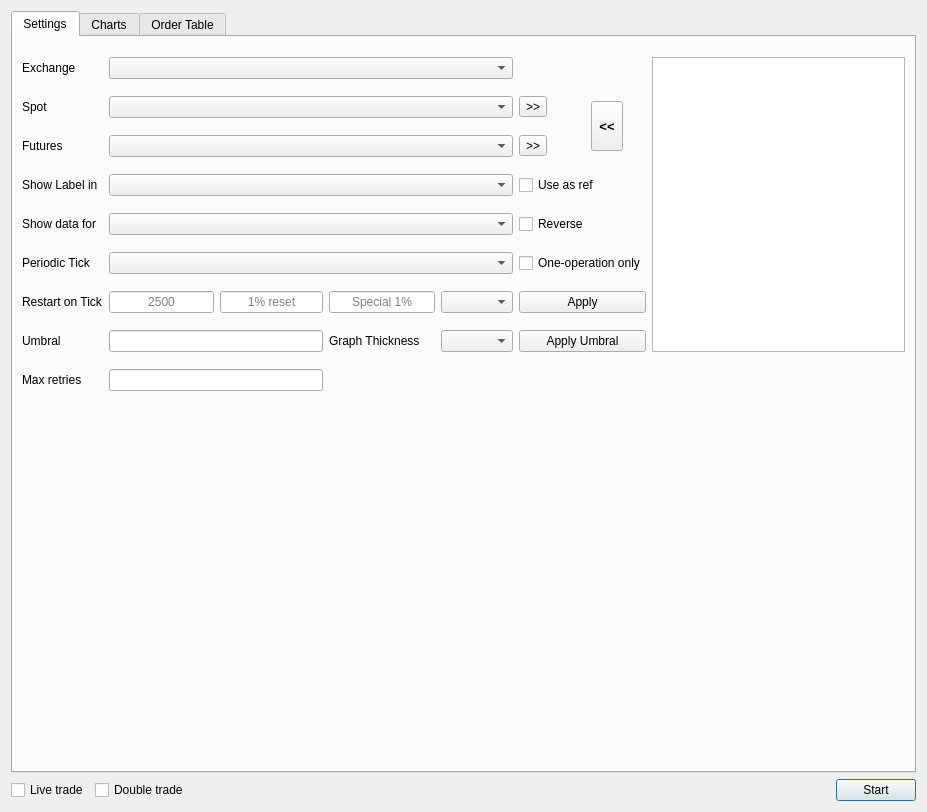
The window that ui/maindialog.ui (iamOgunyinka/octo-broccoli) describes before a commit, drawn with Qt 5.
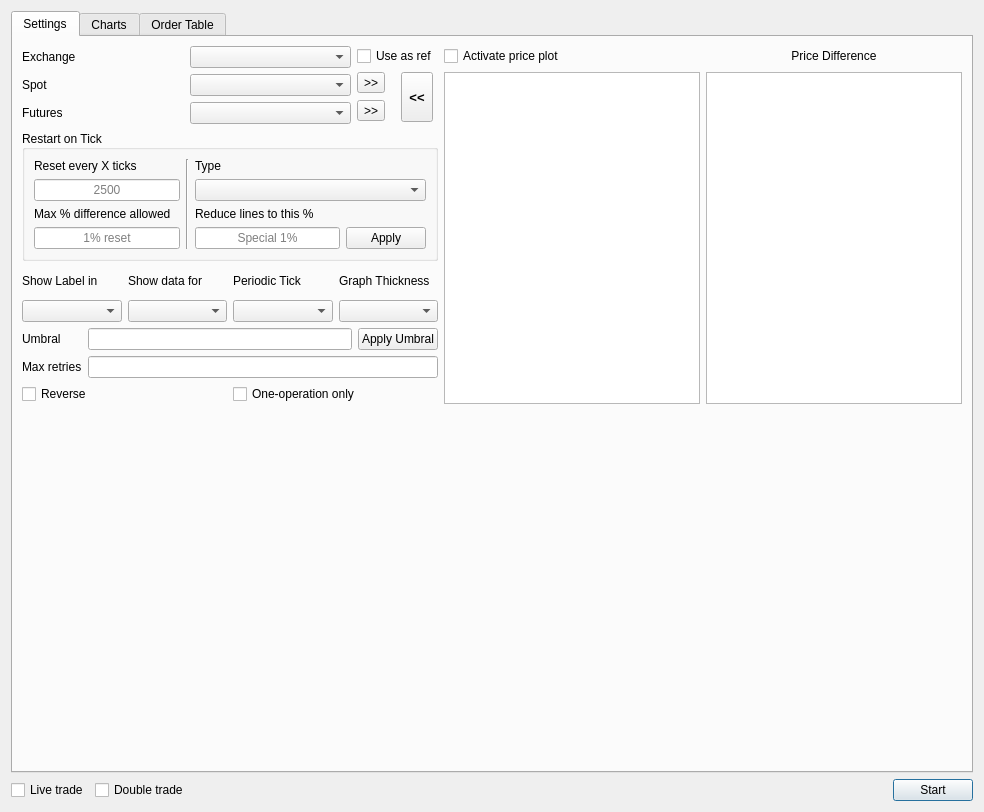
The same window after the commit. The open tabs and pages were chosen to show the change. Custom widgets are drawn as their Qt base class.

Commit message: CS-3 Complete UI changes

Diff of the .ui file:
```diff
--- a/ui/maindialog.ui
+++ b/ui/maindialog.ui
@@ -6,7 +6,7 @@
    <rect>
     <x>0</x>
     <y>0</y>
-    <width>927</width>
+    <width>984</width>
     <height>812</height>
    </rect>
   </property>
@@ -57,106 +57,40 @@
       <attribute name="title">
        <string>Settings</string>
       </attribute>
-      <layout class="QVBoxLayout" name="verticalLayout_3">
+      <layout class="QVBoxLayout" name="verticalLayout_5">
        <item>
-        <widget class="QSplitter" name="splitter_2">
-         <property name="orientation">
-          <enum>Qt::Vertical</enum>
-         </property>
-         <widget class="QWidget" name="layoutWidget">
-          <layout class="QGridLayout" name="gridLayout">
-           <item row="5" column="0">
-            <widget class="QLabel" name="label_5">
+        <layout class="QHBoxLayout" name="horizontalLayout_2">
+         <item>
+          <layout class="QVBoxLayout" name="verticalLayout_4">
+           <item>
+            <layout class="QGridLayout" name="gridLayout_6">
+             <item row="0" column="0">
+              <widget class="QLabel" name="label_8">
              <property name="text">
-              <string>Periodic Tick</string>
+                <string>Exchange</string>
              </property>
             </widget>
            </item>
-           <item row="6" column="5" colspan="2">
-            <widget class="QComboBox" name="restartTickCombo"/>
-           </item>
-           <item row="8" column="0">
-            <widget class="QLabel" name="label_10">
-             <property name="text">
-              <string>Max retries</string>
-             </property>
-            </widget>
-           </item>
-           <item row="0" column="1" colspan="6">
+             <item row="0" column="1">
             <widget class="QComboBox" name="exchangeCombo"/>
            </item>
-           <item row="6" column="4">
-            <widget class="QLineEdit" name="specialLine">
-             <property name="alignment">
-              <set>Qt::AlignCenter</set>
-             </property>
-             <property name="placeholderText">
-              <string>Special 1%</string>
-             </property>
-            </widget>
-           </item>
-           <item row="6" column="7" colspan="2">
-            <widget class="QPushButton" name="applySpecialButton">
-             <property name="text">
-              <string>Apply</string>
-             </property>
-            </widget>
-           </item>
-           <item row="4" column="1" colspan="6">
-            <widget class="QComboBox" name="selectionCombo"/>
-           </item>
-           <item row="0" column="10" rowspan="8">
-            <widget class="QListWidget" name="tokenListWidget"/>
-           </item>
-           <item row="6" column="0">
-            <widget class="QLabel" name="label_6">
-             <property name="text">
-              <string>Restart on Tick</string>
-             </property>
-            </widget>
-           </item>
-           <item row="1" column="7">
-            <widget class="QToolButton" name="spotNextButton">
-             <property name="text">
-              <string>&gt;&gt;</string>
-             </property>
-            </widget>
-           </item>
-           <item row="3" column="7" colspan="2">
+             <item row="0" column="2" rowspan="3">
+              <layout class="QGridLayout" name="gridLayout">
+               <item row="0" column="0" colspan="2">
             <widget class="QCheckBox" name="refCheckBox">
              <property name="text">
               <string>Use as ref</string>
              </property>
             </widget>
            </item>
-           <item row="7" column="1" colspan="3">
-            <widget class="QLineEdit" name="umbralLine">
-             <property name="alignment">
-              <set>Qt::AlignCenter</set>
-             </property>
-            </widget>
-           </item>
-           <item row="5" column="1" colspan="6">
-            <widget class="QComboBox" name="timerTickCombo"/>
-           </item>
-           <item row="4" column="7" colspan="2">
-            <widget class="QCheckBox" name="reverseCheckBox">
+               <item row="1" column="0">
+                <widget class="QToolButton" name="spotNextButton">
              <property name="text">
-              <string>Reverse</string>
+                  <string>&gt;&gt;</string>
              </property>
             </widget>
            </item>
-           <item row="6" column="1">
-            <widget class="QLineEdit" name="restartTickLine">
-             <property name="alignment">
-              <set>Qt::AlignCenter</set>
-             </property>
-             <property name="placeholderText">
-              <string>2500</string>
-             </property>
-            </widget>
-           </item>
-           <item row="1" column="8" rowspan="2">
+               <item row="1" column="1" rowspan="2">
             <widget class="QToolButton" name="spotPrevButton">
              <property name="minimumSize">
               <size>
@@ -175,30 +109,32 @@
              </property>
             </widget>
            </item>
-           <item row="0" column="0">
-            <widget class="QLabel" name="label_8">
+               <item row="2" column="0">
+                <widget class="QToolButton" name="futuresNextButton">
              <property name="text">
-              <string>Exchange</string>
+                  <string>&gt;&gt;</string>
              </property>
             </widget>
            </item>
-           <item row="4" column="0">
-            <widget class="QLabel" name="label_4">
+              </layout>
+             </item>
+             <item row="1" column="0">
+              <widget class="QLabel" name="label">
              <property name="text">
-              <string>Show data for</string>
+                <string>Spot</string>
              </property>
             </widget>
            </item>
-           <item row="7" column="0">
-            <widget class="QLabel" name="label_7">
-             <property name="text">
-              <string>Umbral</string>
+             <item row="1" column="1">
+              <widget class="QComboBox" name="spotCombo">
+               <property name="minimumSize">
+                <size>
+                 <width>150</width>
+                 <height>0</height>
+                </size>
              </property>
             </widget>
            </item>
-           <item row="3" column="1" colspan="6">
-            <widget class="QComboBox" name="legendPositionCombo"/>
-           </item>
            <item row="2" column="0">
             <widget class="QLabel" name="label_2">
              <property name="text">
@@ -206,14 +142,48 @@
              </property>
             </widget>
            </item>
-           <item row="7" column="4">
-            <widget class="QLabel" name="label_9">
+             <item row="2" column="1">
+              <widget class="QComboBox" name="futuresCombo">
+               <property name="minimumSize">
+                <size>
+                 <width>150</width>
+                 <height>0</height>
+                </size>
+               </property>
+              </widget>
+             </item>
+            </layout>
+           </item>
+           <item>
+            <widget class="QGroupBox" name="groupBox">
+             <property name="title">
+              <string>Restart on Tick</string>
+             </property>
+             <property name="alignment">
+              <set>Qt::AlignLeading|Qt::AlignLeft|Qt::AlignVCenter</set>
+             </property>
+             <layout class="QGridLayout" name="gridLayout_3">
+              <item row="2" column="0">
+               <widget class="QLabel" name="label_11">
              <property name="text">
-              <string>Graph Thickness</string>
-             </property>
-            </widget>
-           </item>
-           <item row="6" column="2" colspan="2">
+                 <string>Max % difference allowed</string>
+                </property>
+                <property name="alignment">
+                 <set>Qt::AlignLeading|Qt::AlignLeft|Qt::AlignVCenter</set>
+                </property>
+               </widget>
+              </item>
+              <item row="2" column="2">
+               <widget class="QLabel" name="label_12">
+                <property name="text">
+                 <string>Reduce lines to this %</string>
+                </property>
+                <property name="alignment">
+                 <set>Qt::AlignLeading|Qt::AlignLeft|Qt::AlignVCenter</set>
+                </property>
+               </widget>
+              </item>
+              <item row="3" column="0">
             <widget class="QLineEdit" name="resetPercentageLine">
              <property name="alignment">
               <set>Qt::AlignCenter</set>
@@ -223,74 +193,201 @@
              </property>
             </widget>
            </item>
-           <item row="1" column="1" colspan="6">
-            <widget class="QComboBox" name="spotCombo">
-             <property name="minimumSize">
-              <size>
-               <width>150</width>
-               <height>0</height>
-              </size>
-             </property>
-            </widget>
-           </item>
-           <item row="7" column="7" colspan="2">
+              <item row="0" column="2" colspan="2">
+               <widget class="QLabel" name="label_13">
+                <property name="text">
+                 <string>Type</string>
+                </property>
+                <property name="alignment">
+                 <set>Qt::AlignLeading|Qt::AlignLeft|Qt::AlignVCenter</set>
+                </property>
+               </widget>
+              </item>
+              <item row="1" column="0">
+               <widget class="QLineEdit" name="restartTickLine">
+                <property name="alignment">
+                 <set>Qt::AlignCenter</set>
+                </property>
+                <property name="placeholderText">
+                 <string>2500</string>
+                </property>
+               </widget>
+              </item>
+              <item row="3" column="2">
+               <widget class="QLineEdit" name="specialLine">
+                <property name="alignment">
+                 <set>Qt::AlignCenter</set>
+                </property>
+                <property name="placeholderText">
+                 <string>Special 1%</string>
+                </property>
+               </widget>
+              </item>
+              <item row="3" column="3">
+               <widget class="QPushButton" name="applySpecialButton">
+                <property name="text">
+                 <string>Apply</string>
+                </property>
+               </widget>
+              </item>
+              <item row="0" column="0">
+               <widget class="QLabel" name="label_6">
+                <property name="text">
+                 <string>Reset every X ticks</string>
+                </property>
+                <property name="alignment">
+                 <set>Qt::AlignLeading|Qt::AlignLeft|Qt::AlignVCenter</set>
+                </property>
+               </widget>
+              </item>
+              <item row="0" column="1" rowspan="4">
+               <widget class="Line" name="line_2">
+                <property name="orientation">
+                 <enum>Qt::Vertical</enum>
+                </property>
+               </widget>
+              </item>
+              <item row="1" column="2" colspan="2">
+               <widget class="QComboBox" name="restartTickCombo"/>
+              </item>
+             </layout>
+            </widget>
+           </item>
+           <item>
+            <layout class="QGridLayout" name="gridLayout_4">
+             <item row="0" column="0">
+              <widget class="QLabel" name="label_3">
+               <property name="text">
+                <string>Show Label in</string>
+               </property>
+              </widget>
+             </item>
+             <item row="0" column="1">
+              <widget class="QLabel" name="label_4">
+               <property name="text">
+                <string>Show data for</string>
+               </property>
+              </widget>
+             </item>
+             <item row="0" column="2">
+              <widget class="QLabel" name="label_5">
+               <property name="text">
+                <string>Periodic Tick</string>
+               </property>
+              </widget>
+             </item>
+             <item row="0" column="3">
+              <widget class="QLabel" name="label_9">
+               <property name="text">
+                <string>Graph Thickness</string>
+               </property>
+              </widget>
+             </item>
+             <item row="1" column="0">
+              <widget class="QComboBox" name="legendPositionCombo"/>
+             </item>
+             <item row="1" column="1">
+              <widget class="QComboBox" name="selectionCombo"/>
+             </item>
+             <item row="1" column="2">
+              <widget class="QComboBox" name="timerTickCombo"/>
+             </item>
+             <item row="1" column="3">
+              <widget class="QComboBox" name="graphThicknessCombo"/>
+             </item>
+            </layout>
+           </item>
+           <item>
+            <layout class="QVBoxLayout" name="verticalLayout_3">
+             <item>
+              <layout class="QGridLayout" name="gridLayout_5">
+               <item row="0" column="0">
+                <widget class="QLabel" name="label_7">
+                 <property name="text">
+                  <string>Umbral</string>
+                 </property>
+                </widget>
+               </item>
+               <item row="0" column="1">
+                <widget class="QLineEdit" name="umbralLine">
+                 <property name="alignment">
+                  <set>Qt::AlignCenter</set>
+                 </property>
+                </widget>
+               </item>
+               <item row="0" column="2">
             <widget class="QPushButton" name="applyUmbralButton">
              <property name="text">
               <string>Apply Umbral</string>
              </property>
             </widget>
            </item>
-           <item row="2" column="7">
-            <widget class="QToolButton" name="futuresNextButton">
+               <item row="1" column="0">
+                <widget class="QLabel" name="label_10">
              <property name="text">
-              <string>&gt;&gt;</string>
+                  <string>Max retries</string>
              </property>
             </widget>
            </item>
-           <item row="5" column="7" colspan="2">
+               <item row="1" column="1" colspan="2">
+                <widget class="QLineEdit" name="maxRetriesLine">
+                 <property name="alignment">
+                  <set>Qt::AlignCenter</set>
+                 </property>
+                </widget>
+               </item>
+              </layout>
+             </item>
+             <item>
+              <layout class="QHBoxLayout" name="horizontalLayout">
+               <item>
+                <widget class="QCheckBox" name="reverseCheckBox">
+                 <property name="text">
+                  <string>Reverse</string>
+                 </property>
+                </widget>
+               </item>
+               <item>
             <widget class="QCheckBox" name="oneOpCheckBox">
              <property name="text">
               <string>One-operation only</string>
              </property>
             </widget>
            </item>
-           <item row="8" column="1" colspan="3">
-            <widget class="QLineEdit" name="maxRetriesLine">
+              </layout>
+             </item>
+            </layout>
+           </item>
+          </layout>
+         </item>
+         <item>
+          <layout class="QGridLayout" name="gridLayout_7">
+           <item row="0" column="0">
+            <widget class="QCheckBox" name="activatePriceDiffCheckbox">
+             <property name="text">
+              <string>Activate price plot</string>
+             </property>
+            </widget>
+           </item>
+           <item row="0" column="1">
+            <widget class="QLabel" name="label_14">
+             <property name="text">
+              <string>Price Difference</string>
+             </property>
              <property name="alignment">
               <set>Qt::AlignCenter</set>
              </property>
             </widget>
            </item>
-           <item row="2" column="1" colspan="6">
-            <widget class="QComboBox" name="futuresCombo">
-             <property name="minimumSize">
-              <size>
-               <width>150</width>
-               <height>0</height>
-              </size>
-             </property>
-            </widget>
-           </item>
-           <item row="7" column="5" colspan="2">
-            <widget class="QComboBox" name="graphThicknessCombo"/>
-           </item>
-           <item row="3" column="0">
-            <widget class="QLabel" name="label_3">
-             <property name="text">
-              <string>Show Label in</string>
-             </property>
-            </widget>
-           </item>
            <item row="1" column="0">
-            <widget class="QLabel" name="label">
-             <property name="text">
-              <string>Spot</string>
-             </property>
-            </widget>
+            <widget class="QListWidget" name="priceDiffListWidget"/>
            </item>
+           <item row="1" column="1">
+            <widget class="QListWidget" name="tokenListWidget"/>
+           </item>
           </layout>
-         </widget>
-        </widget>
+         </item>
+        </layout>
        </item>
        <item>
         <spacer name="verticalSpacer">
@@ -299,8 +396,8 @@
          </property>
          <property name="sizeHint" stdset="0">
           <size>
-           <width>20</width>
-           <height>352</height>
+           <width>17</width>
+           <height>322</height>
           </size>
          </property>
         </spacer>
```
Left out of the diff: 42 changed lines with no effect on the pictures. Lines whose indentation alone changed are shown as unchanged. The commit also changes 2 other files.
